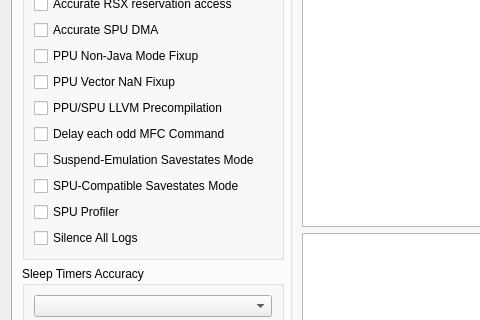
The window that rpcs3/rpcs3qt/settings_dialog.ui (RPCS3/rpcs3) describes before a commit, drawn with Qt 5; both pictures show x 0 to 480 and y 159 to 479 of the 856 by 688 pixel window.
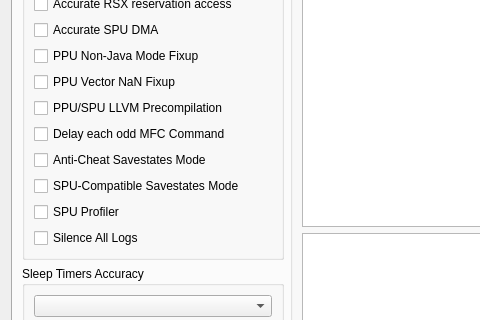
The same window after the commit. The open tabs and pages were chosen to show the change. Icons and pictures are not drawn.

Commit message:
Rename Suspsend to Anti-Cheat Savestates
The original naming was derived from the Developer perspective, but it does not help the actual user.

Patch:
```diff
--- a/rpcs3/rpcs3qt/settings_dialog.ui
+++ b/rpcs3/rpcs3qt/settings_dialog.ui
@@ -2441,7 +2441,7 @@
                <item>
                 <widget class="QCheckBox" name="suspendSavestates">
                  <property name="text">
-                  <string>Suspend-Emulation Savestates Mode</string>
+                  <string>Anti-Cheat Savestates Mode</string>
                  </property>
                 </widget>
                </item>
```
Left out of the diff: 2 changed lines with no effect on the pictures. The commit also changes 2 other files.
